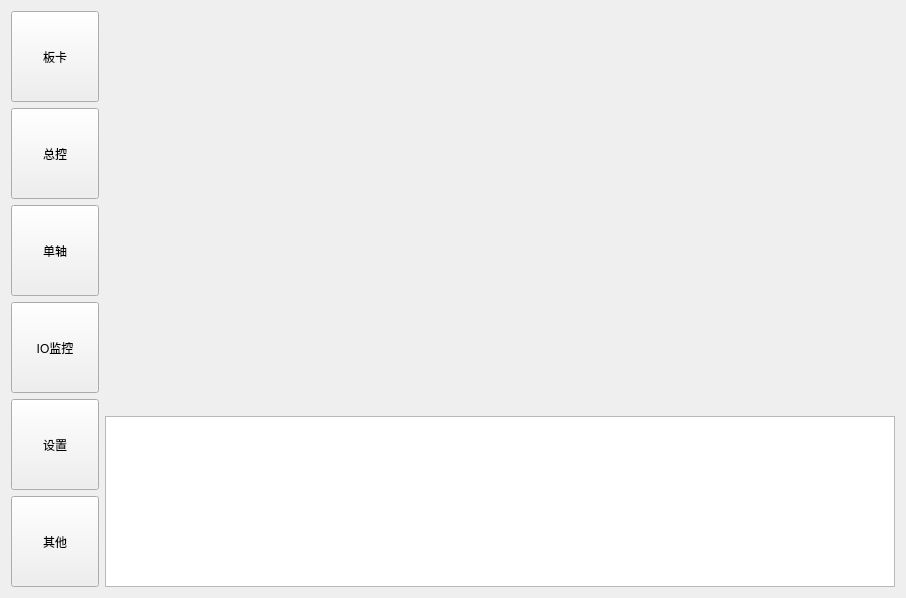
whisper512/GTS, file GTSSimpleController/Widget/GTSControllerWidget.ui: the form before one commit.
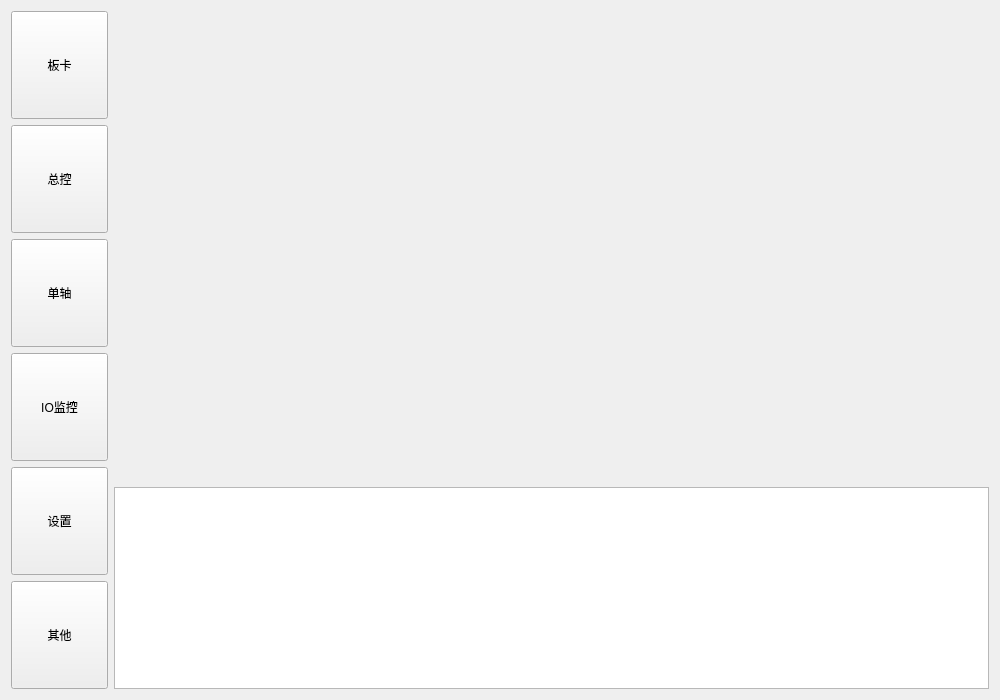
The form after the commit.

```diff
--- a/GTSSimpleController/Widget/GTSControllerWidget.ui
+++ b/GTSSimpleController/Widget/GTSControllerWidget.ui
@@ -6,8 +6,8 @@
    <rect>
     <x>0</x>
     <y>0</y>
-    <width>906</width>
-    <height>598</height>
+    <width>1000</width>
+    <height>700</height>
    </rect>
   </property>
   <property name="windowTitle">
```
